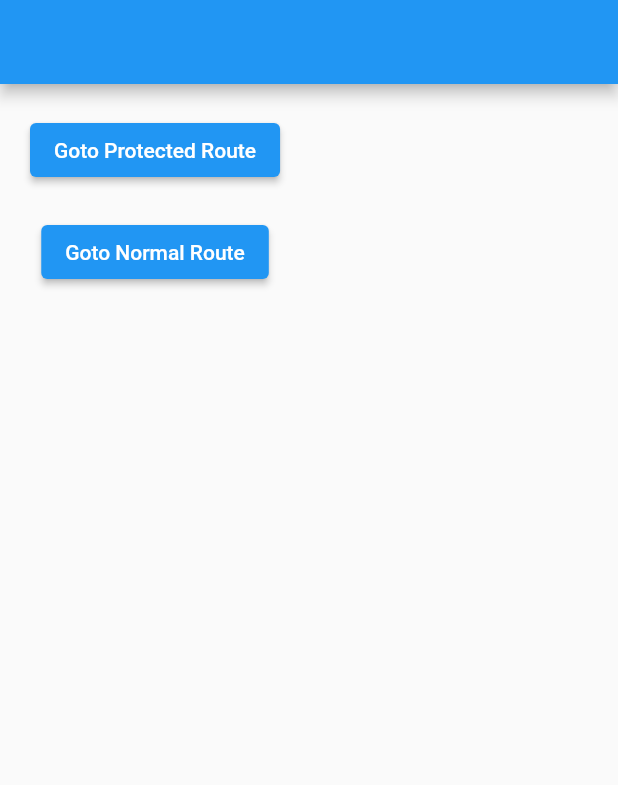
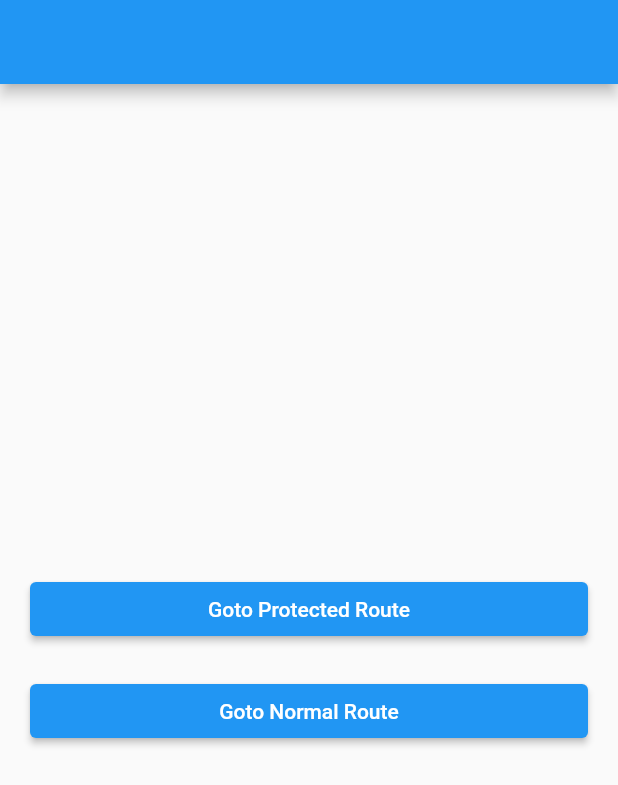
Before and after one commit to nepali-programmer/auto_route_integration, a Flutter app: the screen it shows after launch, on a phone screen of 412 x 824 dp. Shown: the top 785 px of the screen. Run offline on Flutter 3.47's test engine with Material 2 defaults, Android fonts, the phone set to English and light mode, and no system bars; our stand-ins replace auto_route.

Commit message:
starting code

```diff
--- a/lib/screen/home_screen.dart
+++ b/lib/screen/home_screen.dart
@@ -13,6 +13,8 @@ class HomeScreen extends StatelessWidget {
       body: Padding(
         padding: const EdgeInsets.all(20.0),
         child: Column(
+          crossAxisAlignment: CrossAxisAlignment.stretch,
+          mainAxisAlignment: MainAxisAlignment.center,
           children: [
             ElevatedButton(
               child: const Text('Goto Protected Route'),
```
